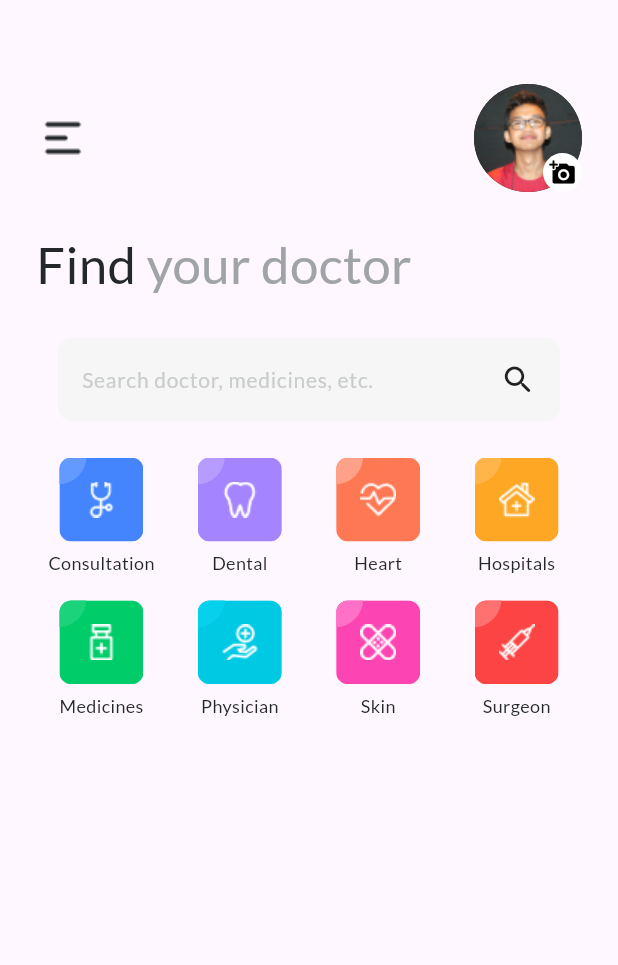
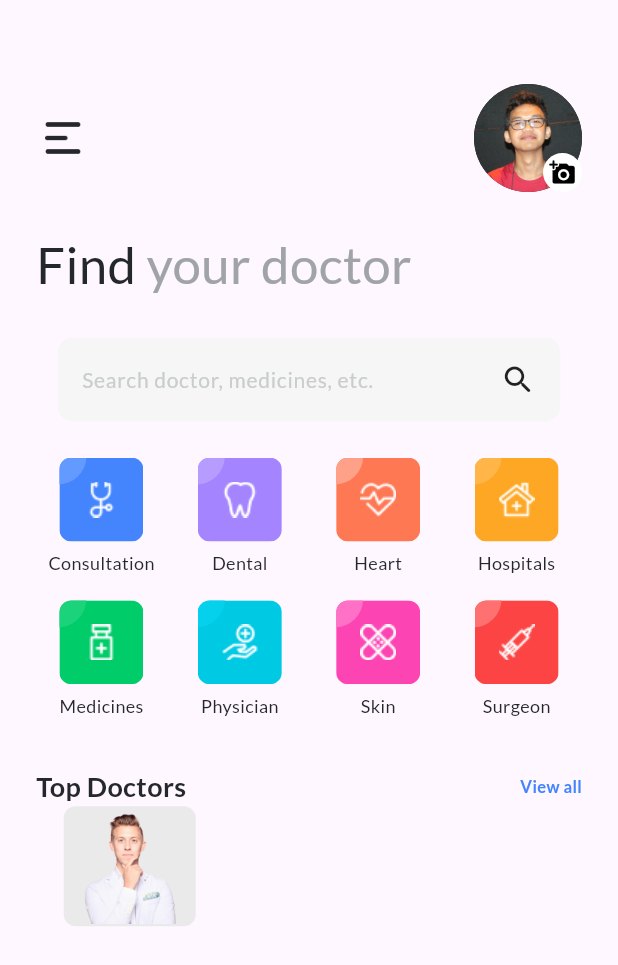
Before and after one commit to czarbasanal/flutter_doctor_app, a Flutter app: the screen it shows after launch, on a phone screen of 412 x 824 dp. Shown: the top 965 px of the screen. Run offline on Flutter 3.47's test engine with Material 2 defaults, Android fonts, the phone set to English and light mode, and no system bars; our stand-ins replace google_fonts.

Commit message:
doctors_listview_daft

```diff
--- /dev/null
+++ b/lib/doctor_item.dart
@@ -0,0 +1,34 @@
+import 'package:flutter/material.dart';
+import 'package:google_fonts/google_fonts.dart';
+
+class DoctorItem extends StatelessWidget {
+  final String imgUrl;
+
+  const DoctorItem({
+    super.key,
+    required this.imgUrl,
+  });
+
+  @override
+  Widget build(BuildContext context) {
+    return Stack(
+      children: [
+        const SizedBox(
+          width: 327,
+          height: 80,
+        ),
+        Container(
+            width: 88,
+            height: 80,
+            decoration: BoxDecoration(
+              borderRadius: BorderRadius.circular(8.0),
+              color: const Color(0xffEAEAEA),
+            ),
+            child: Image.asset(
+              imgUrl,
+              scale: 2.0,
+            )),
+      ],
+    );
+  }
+}
--- a/lib/home_page.dart
+++ b/lib/home_page.dart
@@ -4,6 +4,7 @@ import 'profile_icon.dart';
 import 'search_bar.dart';
 import 'menu_icon.dart';
 import 'grid_menu.dart';
+import 'doctor_item.dart';
 
 class HomePage extends StatelessWidget {
   const HomePage({Key? key}) : super(key: key);
@@ -22,6 +23,7 @@ class HomePage extends StatelessWidget {
                 children: [
                   Image.asset(
                     'images/Icons-Menu-Burger.png',
+                    scale: 2.0,
                   ),
                   const ProfileIcon(imagePath: 'images/Bung-1.png'),
                 ],
@@ -102,7 +104,29 @@ class HomePage extends StatelessWidget {
                     label: 'Surgeon',
                   ),
                 ]),
-              )
+              ),
+              Row(
+                mainAxisAlignment: MainAxisAlignment.spaceBetween,
+                children: [
+                  Text(
+                    'Top Doctors',
+                    style: GoogleFonts.lato(
+                      fontWeight: FontWeight.w600,
+                      fontSize: 18.0,
+                      color: const Color(0xff25282B),
+                    ),
+                  ),
+                  Text(
+                    'View all',
+                    style: GoogleFonts.lato(
+                      fontWeight: FontWeight.w600,
+                      fontSize: 11.0,
+                      color: const Color(0xff4485FD),
+                    ),
+                  ),
+                ],
+              ),
+              const DoctorItem(imgUrl: 'images/austin.png'),
             ],
           ),
         ),
```
Also changed, not shown: images/Bung-1.png, images/Icons-Menu-Burger.png, images/austin.png (added).
